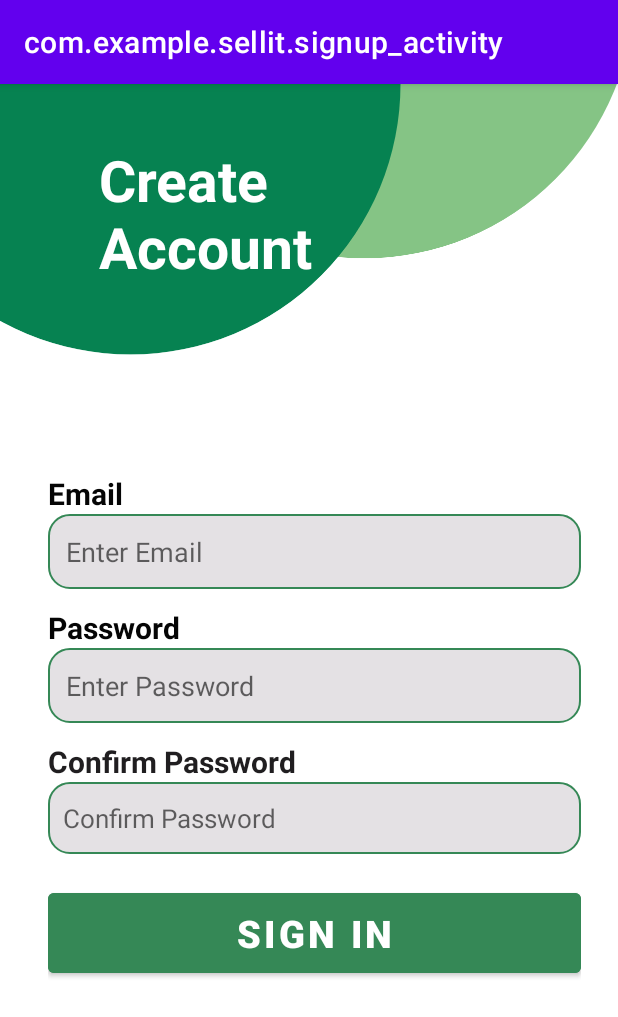
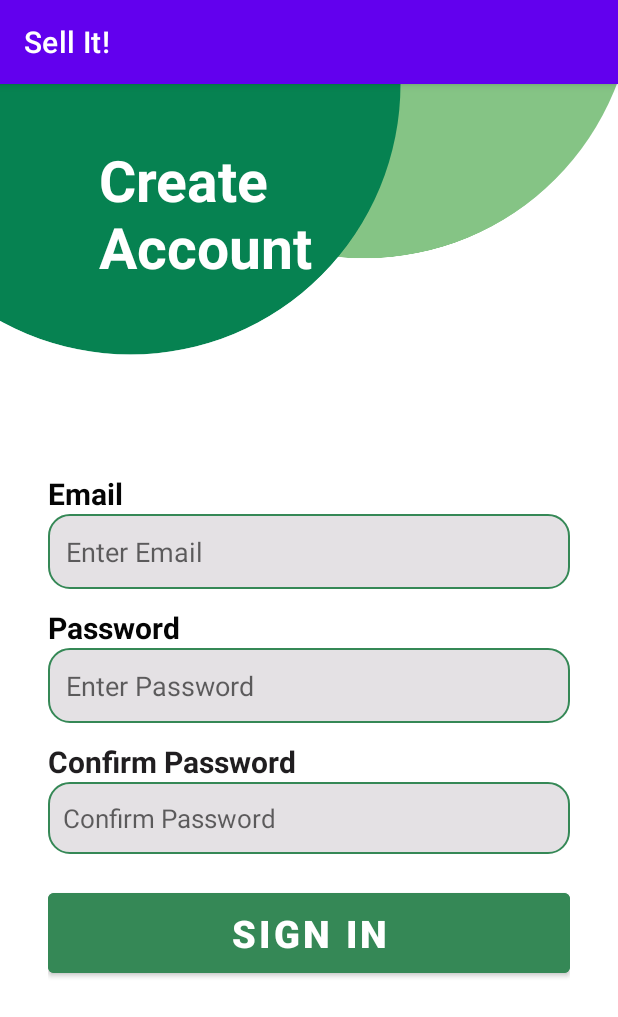
Before and after one commit to hasnainsajid824/SellIt, an Android app: the signup_activity screen opened directly, with no data from a screen before it, on a phone screen of 412 x 824 dp. Shown: the top 1017 px of the screen. Run offline under Robolectric (Android 15) with nearby library versions, the phone set to English and light mode, and no system bars.

Commit message:
Minor Adjustments

```diff
--- a/app/build.gradle
+++ b/app/build.gradle
@@ -43,6 +43,7 @@ dependencies {
     implementation 'com.google.firebase:firebase-auth-ktx:22.0.0'
     implementation 'androidx.lifecycle:lifecycle-viewmodel-ktx:2.4.1'
     implementation 'androidx.drawerlayout:drawerlayout:1.1.1'
+    implementation 'com.google.firebase:firebase-auth:22.0.0'
     testImplementation 'junit:junit:4.13.2'
     androidTestImplementation 'androidx.test.ext:junit:1.1.5'
     androidTestImplementation 'androidx.test.espresso:espresso-core:3.5.1'
--- a/app/src/main/AndroidManifest.xml
+++ b/app/src/main/AndroidManifest.xml
@@ -9,6 +9,7 @@
         android:icon="@mipmap/ic_app_icon_round"
         android:supportsRtl="true"
         android:theme="@style/Theme.SellIt"
+        android:label="Sell It!"
         tools:targetApi="31">
         <activity
             android:name=".drawer_activity"
--- a/app/src/main/res/layout/activity_signup.xml
+++ b/app/src/main/res/layout/activity_signup.xml
@@ -36,7 +36,7 @@
 
     <LinearLayout
         android:id="@+id/linearLayout"
-        android:layout_width="419dp"
+        android:layout_width="match_parent"
         android:layout_height="516dp"
         android:orientation="vertical"
         android:padding="32dp"
--- a/app/src/main/res/values/styles.xml
+++ b/app/src/main/res/values/styles.xml
@@ -1,7 +1,7 @@
 <resources>
 
     <!-- Base application theme. -->
-    <style name="AppTheme" parent="Theme.AppCompat.Light.DarkActionBar">
+    <style name="AppTheme" parent="Theme.AppCompat.Light.NoActionBar">
         <!-- Customize your theme here. -->
         <item name="colorPrimary">@color/colorPrimary</item>
         <item name="colorPrimaryDark">@color/colorPrimaryDark</item>
```
